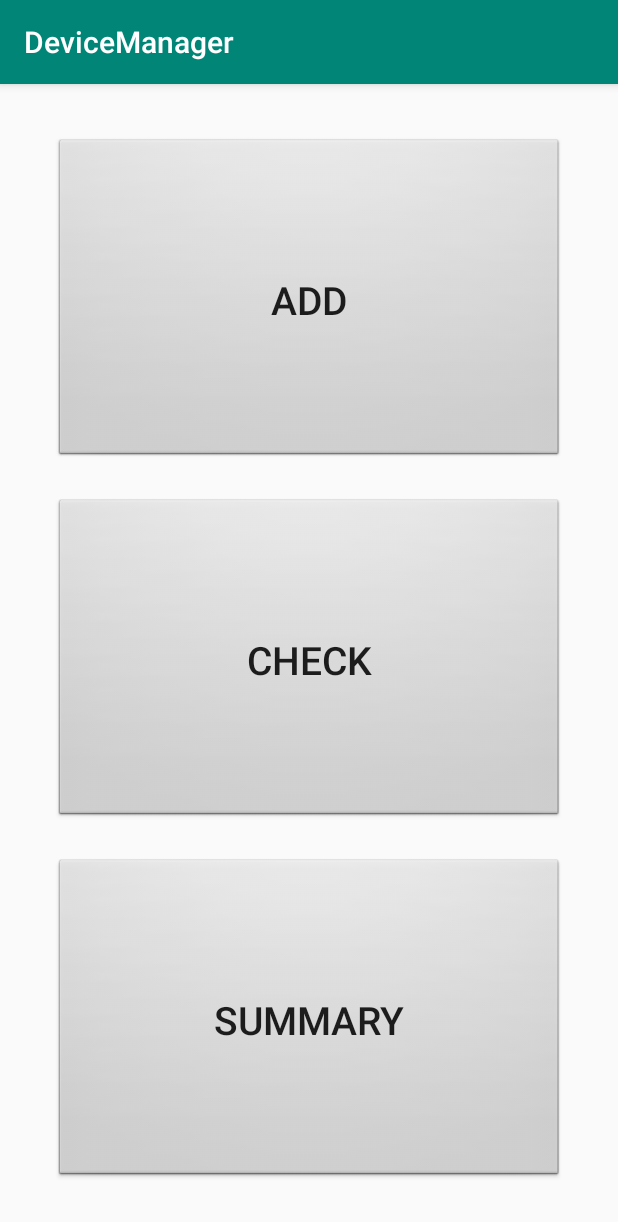
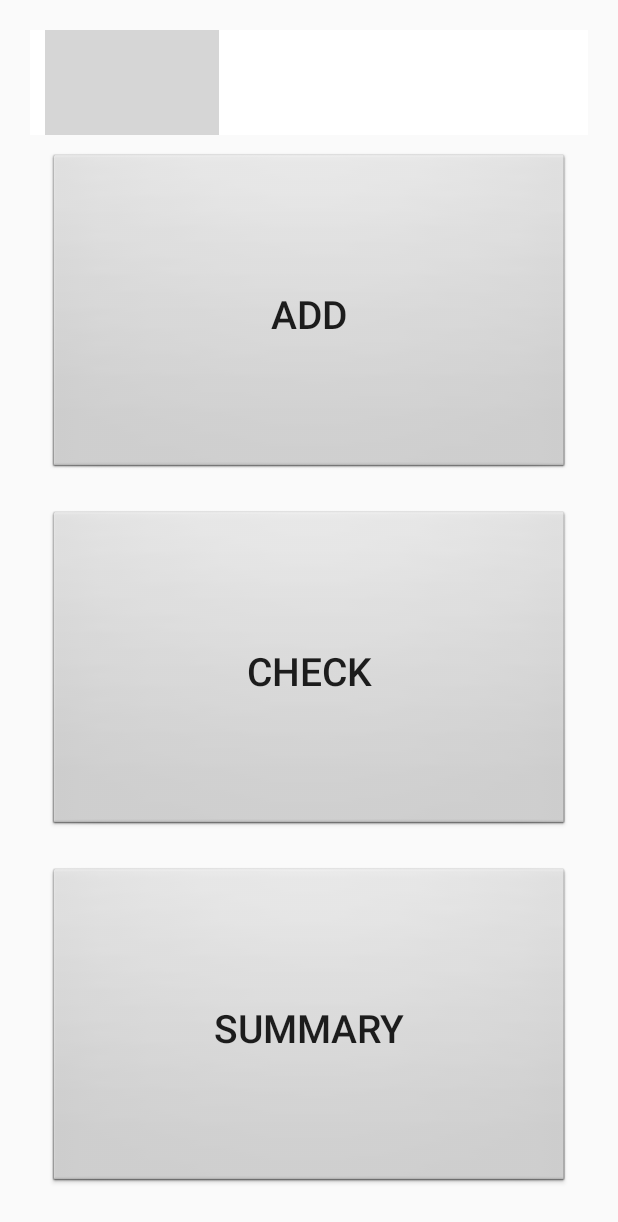
Before and after one commit to prathanbomb/DeviceManager, an Android app: the screen it shows after launch (MainActivity), on a phone screen of 412 x 824 dp. Shown: the top 1222 px of the screen. Run offline under Robolectric (Android 15) with nearby library versions, the phone set to English and light mode, and no system bars; libraries missing offline, so code that uses them is left out: com.miguelcatalan.materialsearchview; grey boxes are pictures that could not be loaded.

Commit message:
Merge branch 'master' of C:\Users\arach\AndroidStudioProjects\DeviceManager with conflicts.

```diff
--- a/app/build.gradle
+++ b/app/build.gradle
@@ -33,4 +33,5 @@ dependencies {
     implementation 'com.github.bumptech.glide:glide:4.9.0'
     annotationProcessor 'com.github.bumptech.glide:compiler:4.9.0'
     implementation 'androidx.recyclerview:recyclerview:1.0.0'
+    implementation 'com.miguelcatalan:materialsearchview:1.4.0'
 }
--- a/app/src/main/java/com/example/devicemanager/activity/CameraActivity.java
+++ b/app/src/main/java/com/example/devicemanager/activity/CameraActivity.java
@@ -10,6 +10,8 @@ import android.util.Log;
 import androidx.annotation.Nullable;
 import androidx.appcompat.app.AppCompatActivity;
 import androidx.core.content.FileProvider;
+
+import com.example.devicemanager.MainApplication;
 import com.example.devicemanager.manager.Contextor;
 
 import java.io.File;
@@ -65,6 +67,9 @@ public class CameraActivity extends AppCompatActivity {
                 finish();
             }
         }
+        else {
+            finish();
+        }
     }
 
     private File createImageFile() throws IOException {
--- a/app/src/main/java/com/example/devicemanager/fragment/AddDeviceFragment.java
+++ b/app/src/main/java/com/example/devicemanager/fragment/AddDeviceFragment.java
@@ -89,6 +89,7 @@ public class AddDeviceFragment extends Fragment {
         public void onClick(View view) {
             Intent intent = new Intent(Contextor.getInstance().getContext(), CameraActivity.class);
             startActivity(intent);
+            getActivity().finish();
         }
     };
 }
--- a/app/src/main/java/com/example/devicemanager/fragment/MainFragment.java
+++ b/app/src/main/java/com/example/devicemanager/fragment/MainFragment.java
@@ -3,18 +3,24 @@ package com.example.devicemanager.fragment;
 import android.content.Intent;
 import android.os.Bundle;
 import android.view.LayoutInflater;
+import android.view.Menu;
+import android.view.MenuInflater;
+import android.view.MenuItem;
 import android.view.View;
 import android.view.ViewGroup;
 import android.widget.Button;
+import android.widget.LinearLayout;
 
 import androidx.fragment.app.Fragment;
 
 import com.example.devicemanager.R;
 import com.example.devicemanager.activity.AddDeviceActivity;
 import com.example.devicemanager.activity.CameraActivity;
-import com.example.devicemanager.activity.CheckDeviceActivity;
 import com.example.devicemanager.activity.ScanBarcodeActivity;
+import com.example.devicemanager.activity.SearchActivity;
 import com.example.devicemanager.activity.SummaryActivity;
+import com.example.devicemanager.manager.Contextor;
+import com.miguelcatalan.materialsearchview.MaterialSearchView;
 
 
 /**
@@ -23,6 +29,7 @@ import com.example.devicemanager.activity.SummaryActivity;
 @SuppressWarnings("unused")
 public class MainFragment extends Fragment {
     Button btnAdd, btnCheck, btnSummary;
+    LinearLayout linearLayout;
 
     public MainFragment() {
         super();
@@ -66,6 +73,16 @@ public class MainFragment extends Fragment {
         btnAdd.setOnClickListener(clickListener);
         btnCheck.setOnClickListener(clickListener);
         btnSummary.setOnClickListener(clickListener);
+
+        linearLayout = rootView.findViewById(R.id.layout_search);
+        linearLayout.setOnClickListener(new View.OnClickListener() {
+            @Override
+            public void onClick(View view) {
+                Intent intent = new Intent(Contextor.getInstance().getContext(), SearchActivity.class);
+                startActivity(intent);
+            }
+        });
+
     }
 
     @Override
--- a/app/src/main/res/layout/activity_main.xml
+++ b/app/src/main/res/layout/activity_main.xml
@@ -1,6 +1,5 @@
 <?xml version="1.0" encoding="utf-8"?>
 <LinearLayout xmlns:android="http://schemas.android.com/apk/res/android"
-    xmlns:app="http://schemas.android.com/apk/res-auto"
     xmlns:tools="http://schemas.android.com/tools"
     android:layout_width="match_parent"
     android:layout_height="match_parent"
@@ -10,7 +9,6 @@
     <FrameLayout
         android:id="@+id/contentContainer"
         android:layout_width="match_parent"
-        android:layout_height="match_parent"></FrameLayout>
-
+        android:layout_height="match_parent" />
 
 </LinearLayout>
--- a/app/src/main/res/layout/fragment_detail_device.xml
+++ b/app/src/main/res/layout/fragment_detail_device.xml
@@ -6,7 +6,7 @@
 
     <LinearLayout
         android:layout_width="match_parent"
-        android:layout_height="match_parent"
+        android:layout_height="wrap_content"
         android:orientation="vertical"
         android:padding="20dp">
 
@@ -108,5 +108,4 @@
         </LinearLayout>
     </LinearLayout>
 
-
 </ScrollView>
--- a/app/src/main/res/layout/fragment_main.xml
+++ b/app/src/main/res/layout/fragment_main.xml
@@ -6,7 +6,25 @@
     android:layout_height="match_parent"
     android:orientation="vertical"
     tools:context=".activity.MainActivity"
-    android:padding="24dp">
+    android:padding="20dp">
+
+    <LinearLayout
+        android:id="@+id/layout_search"
+        android:layout_width="match_parent"
+        android:layout_height="70dp"
+        android:background="#fff"
+        android:orientation="horizontal">
+
+        <ImageView
+            android:layout_width="wrap_content"
+            android:layout_height="wrap_content"
+            android:layout_gravity="center_vertical"
+            android:layout_marginStart="10dp"
+            android:layout_marginLeft="10dp"
+            android:padding="10dp"
+            android:src="@mipmap/icon_search" />
+
+    </LinearLayout>
 
     <Button
         android:id="@+id/btnAdd"
--- a/app/src/main/res/menu/menu.xml
+++ b/app/src/main/res/menu/menu.xml
@@ -7,7 +7,7 @@
         android:icon="@android:drawable/ic_menu_search"
         android:orderInCategory="100"
         android:title="Search"
-        app:showAsAction="always|collapseActionView"
-        app:actionViewClass="androidx.appcompat.widget.SearchView" />
+        app:actionViewClass="android.widget.SearchView"
+        app:showAsAction="always|collapseActionView" />
 
 </menu>
--- /dev/null
+++ b/app/src/main/res/xml/searchable.xml
@@ -0,0 +1,6 @@
+<?xml version="1.0" encoding="utf-8"?>
+<searchable
+    xmlns:android="http://schemas.android.com/apk/res/android"
+    android:label="@string/app_name"
+    android:hint="Search">
+</searchable>
```
Also changed, not shown: app/src/main/AndroidManifest.xml (+12 -18 lines), app/src/main/java/com/example/devicemanager/activity/AddDeviceActivity.java (+3 -6 lines), app/src/main/java/com/example/devicemanager/activity/CheckDeviceActivity.java (+1 -43 lines), app/src/main/java/com/example/devicemanager/activity/MainActivity.java (+22 -11 lines), app/src/main/java/com/example/devicemanager/activity/SearchActivity.java (added, +32 -0 lines), app/src/main/java/com/example/devicemanager/fragment/SearchFragment.java (+4 -26 lines), app/src/main/res/layout/activity_add_device.xml (+1 -22 lines), app/src/main/res/layout/activity_search.xml (added, +13 -0 lines), app/src/main/res/layout/fragment_edit_detail.xml (+21 -0 lines), app/src/main/res/layout/fragment_search.xml (deleted, +0 -14 lines).
